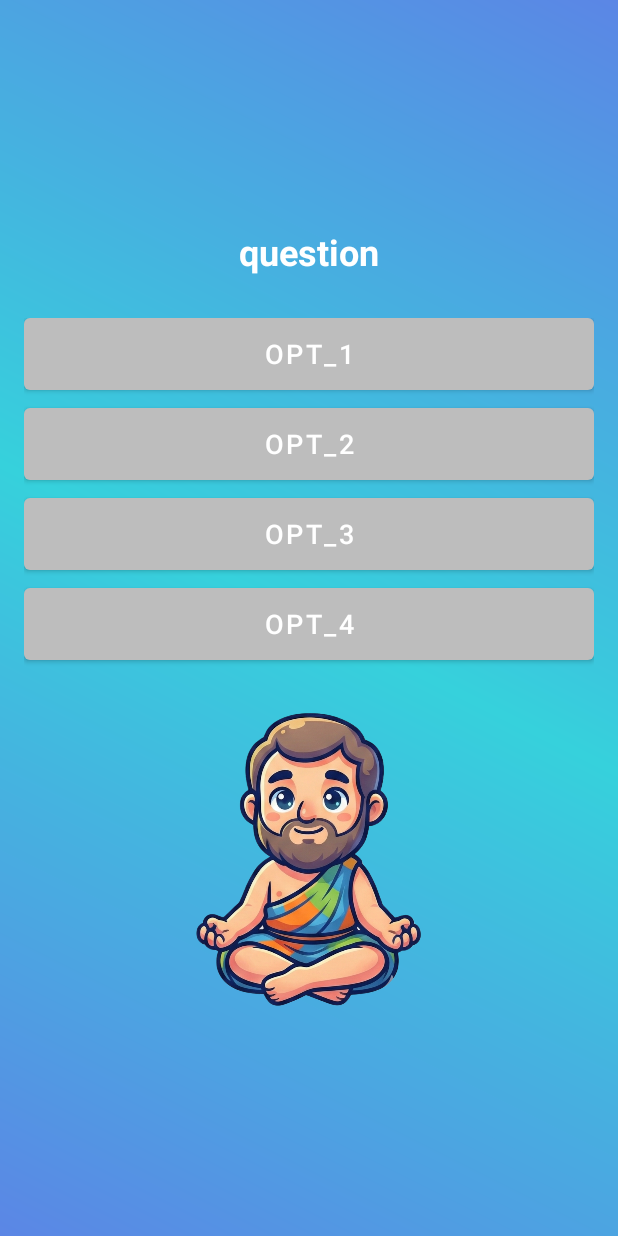
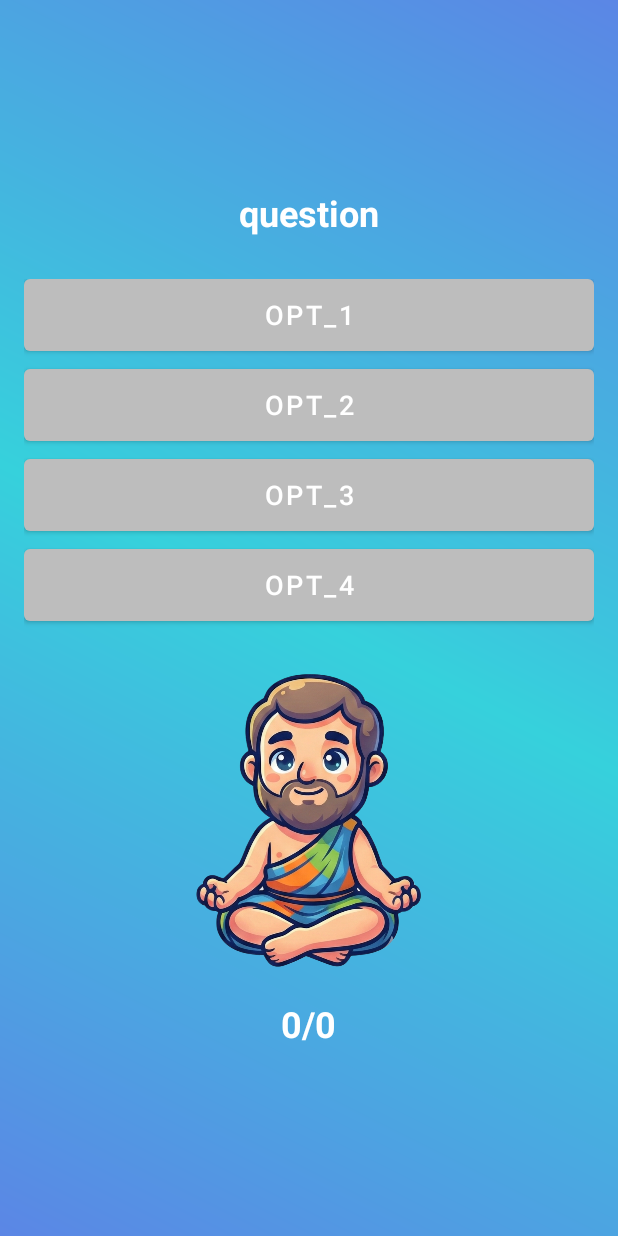
Before and after one commit to Angel-crypt/WhoKnowsit, an Android app: the QuestionActivity screen opened directly, with no data from a screen before it, on a phone screen of 412 x 824 dp. Run offline under Robolectric (Android 15) with nearby library versions, the phone set to English and light mode, and no system bars.

Commit message:
feat(ui): update QuestionActivity layout with new counter TextView and button adjustments

```diff
--- a/app/src/main/res/layout/activity_question.xml
+++ b/app/src/main/res/layout/activity_question.xml
@@ -11,8 +11,8 @@
     <LinearLayout
         android:layout_width="match_parent"
         android:layout_height="match_parent"
+        android:gravity="center"
         android:orientation="vertical"
-        android:gravity="center"
         android:padding="16dp">
 
         <TextView
@@ -30,48 +30,48 @@
         <LinearLayout
             android:layout_width="match_parent"
             android:layout_height="wrap_content"
-            android:orientation="vertical"
-            android:layout_marginTop="8dp">
+            android:layout_marginTop="8dp"
+            android:orientation="vertical">
 
             <com.google.android.material.button.MaterialButton
                 android:id="@+id/opt_1"
                 android:layout_width="match_parent"
                 android:layout_height="wrap_content"
                 android:layout_marginBottom="12dp"
+                android:background="@drawable/bg_button_selector"
                 android:text="opt_1"
                 android:textSize="18sp"
-                app:backgroundTint="@null"
-                android:background="@drawable/bg_button_selector" />
+                app:backgroundTint="@null" />
 
             <com.google.android.material.button.MaterialButton
                 android:id="@+id/opt_2"
                 android:layout_width="match_parent"
                 android:layout_height="wrap_content"
                 android:layout_marginBottom="12dp"
+                android:background="@drawable/bg_button_selector"
                 android:text="opt_2"
                 android:textSize="18sp"
-                app:backgroundTint="@null"
-                android:background="@drawable/bg_button_selector" />
+                app:backgroundTint="@null" />
 
             <com.google.android.material.button.MaterialButton
                 android:id="@+id/opt_3"
                 android:layout_width="match_parent"
                 android:layout_height="wrap_content"
                 android:layout_marginBottom="12dp"
+                android:background="@drawable/bg_button_selector"
                 android:text="opt_3"
                 android:textSize="18sp"
-                app:backgroundTint="@null"
-                android:background="@drawable/bg_button_selector" />
+                app:backgroundTint="@null" />
 
             <com.google.android.material.button.MaterialButton
                 android:id="@+id/opt_4"
                 android:layout_width="match_parent"
                 android:layout_height="wrap_content"
                 android:layout_marginBottom="12dp"
+                android:background="@drawable/bg_button_selector"
                 android:text="opt_4"
                 android:textSize="18sp"
-                app:backgroundTint="@null"
-                android:background="@drawable/bg_button_selector" />
+                app:backgroundTint="@null" />
         </LinearLayout>
 
         <ImageView
@@ -80,6 +80,19 @@
             android:layout_marginTop="20dp"
             android:src="@drawable/mascot_sitting" />
 
+        <TextView
+            android:id="@+id/counter_question"
+            android:layout_width="wrap_content"
+            android:layout_height="wrap_content"
+            android:layout_marginTop="20dp"
+            android:gravity="center"
+            android:text="0/0"
+            android:textAppearance="?attr/textAppearanceHeadlineMedium"
+            android:textColor="@color/white"
+            android:textSize="24sp"
+            android:textStyle="bold" />
+
+
     </LinearLayout>
 
 </RelativeLayout>
```
